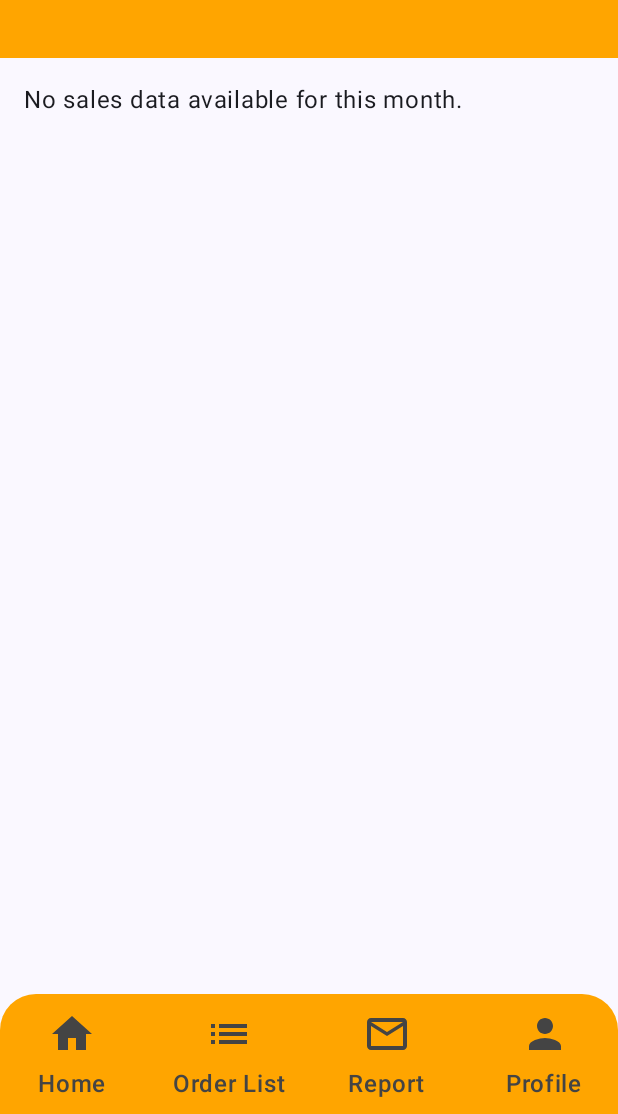
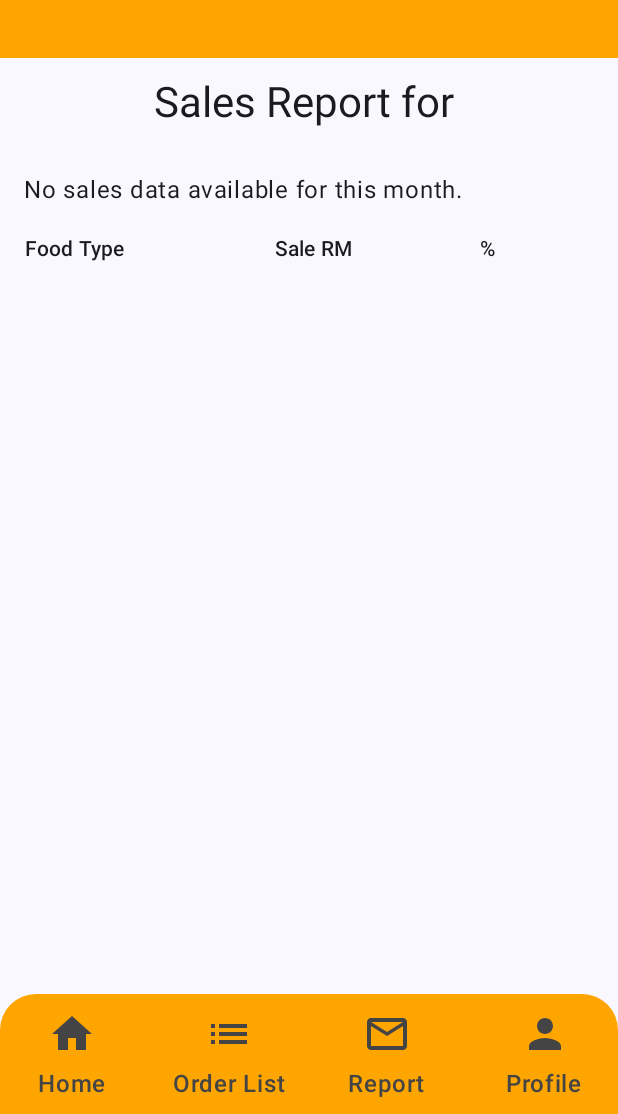
Before and after one commit to Hengjn08/UniCanteen, an Android app built with Jetpack Compose: the composable SaleMonthlyScreen called with empty values, on a phone screen of 412 x 824 dp, the part 122-1236 px from its top. Run offline under Robolectric (Android 15) with nearby library versions, the phone set to English and light mode, and no system bars; our stand-ins replace Room's generated code, livedata-compose; libraries missing offline, so code that uses them is left out: com.github.tehras.charts.

Commit message:
Merge branch 'databaseUpdate' of https://github.com/Hengjn08/UniCanteen
# Conflicts:
#	app/src/main/java/com/example/unicanteen/database/AppDatabase.kt
#	app/src/main/java/com/example/unicanteen/database/OrderDao.kt
#	app/src/main/java/com/example/unicanteen/database/OrderListDao.kt
#	app/src/main/java/com/example/unicanteen/database/PaymentDao.kt
#	app/src/main/java/com/example/unicanteen/database/PaymentDetailsDao.kt

```diff
--- a/app/src/main/java/com/example/unicanteen/Pierre/SaleMonthlyScreen.kt
+++ b/app/src/main/java/com/example/unicanteen/Pierre/SaleMonthlyScreen.kt
@@ -3,11 +3,9 @@ package com.example.unicanteen.Pierre
 import androidx.compose.foundation.background
 import androidx.compose.foundation.layout.*
 import androidx.compose.foundation.shape.RoundedCornerShape
-import androidx.compose.material3.DropdownMenu
 import androidx.compose.material3.MaterialTheme
 import androidx.compose.material3.Scaffold
 import androidx.compose.material3.Text
-import androidx.compose.material3.TextField
 import androidx.compose.runtime.Composable
 import androidx.compose.ui.Modifier
 import androidx.compose.ui.unit.dp
@@ -19,7 +17,6 @@ import com.example.unicanteen.UniCanteenTopBar
 import com.example.unicanteen.ui.theme.UniCanteenTheme
 import androidx.compose.runtime.livedata.observeAsState
 import androidx.compose.runtime.getValue
-import androidx.compose.runtime.mutableStateOf
 import androidx.lifecycle.viewmodel.compose.viewModel
 import com.example.unicanteen.database.OrderListDao
 import com.github.tehras.charts.piechart.PieChart
@@ -30,12 +27,7 @@ import com.example.unicanteen.navigation.NavigationDestination
 import com.github.tehras.charts.piechart.animation.simpleChartAnimation
 import com.github.tehras.charts.piechart.renderer.SimpleSliceDrawer
 import kotlin.random.Random
-import androidx.compose.material.icons.Icons
-import androidx.compose.material.icons.filled.ArrowDropDown
-import androidx.compose.material3.DropdownMenuItem
-import androidx.compose.material3.Icon
-import androidx.compose.material3.IconButton
-import androidx.compose.runtime.*
+import androidx.compose.ui.Alignment
 
 
 object reportSaleCheck : NavigationDestination {
@@ -74,13 +66,31 @@ fun SaleMonthlyScreen(
                 .padding(innerPadding)
                 .fillMaxSize()
         ) {
+            // Title: Sales Report <<Month>>
+            Text(
+                text = "Sales Report for $month",  // Display dynamic month in title
+                style = MaterialTheme.typography.headlineMedium,
+                modifier = Modifier
+                    .padding(12.dp)
+                    .align(Alignment.CenterHorizontally)
+            )
             // Display the pie chart if there are sales data
             if (salesData.isNotEmpty()) {
                 MonthlySalesPieChart(salesData = salesData)
             } else {
                 Text("No sales data available for this month.", modifier = Modifier.padding(16.dp))
             }
-
+            // Label row for Food Type and Sale RM
+            Row(
+                modifier = Modifier
+                    .fillMaxWidth()
+                    .padding(1.dp),
+                horizontalArrangement = Arrangement.SpaceBetween
+            ) {
+                Text(text = "Food Type", style = MaterialTheme.typography.labelLarge, modifier = Modifier.weight(2f) .padding(start = 15.dp) )
+                Text(text = "Sale RM", style = MaterialTheme.typography.labelLarge, modifier = Modifier.weight(1.5f))
+                Text(text = "%", style = MaterialTheme.typography.labelLarge, modifier = Modifier.weight(1f))
+            }
             // Display the list of sales data below the pie chart
             MonthlySalesList(salesData = salesData)
         }
@@ -93,10 +103,11 @@ fun MonthlySalesList(salesData: List<OrderListDao.FoodTypeSalesData>) {
             .fillMaxWidth()
             .padding(11.dp)
     ) {
-        salesData.forEachIndexed { index, data ->
+        salesData.forEach { data ->
             SalesItemRow(
                 foodType = data.foodType,
                 totalQuantity = data.totalQuantity,
+                percentage = data.percentage,
                 color = getColorForItem(data.foodType) // Get color for each item
             )
         }
@@ -104,7 +115,7 @@ fun MonthlySalesList(salesData: List<OrderListDao.FoodTypeSalesData>) {
 }
 
 @Composable
-fun SalesItemRow(foodType: String, totalQuantity: Int, color: Color) {
+fun SalesItemRow(foodType: String, totalQuantity: Int, color: Color, percentage: Double) {
     Row(
         modifier = Modifier
             .fillMaxWidth()
@@ -113,8 +124,9 @@ fun SalesItemRow(foodType: String, totalQuantity: Int, color: Color) {
             .padding(11.dp), // Inner padding
         horizontalArrangement = Arrangement.SpaceBetween
     ) {
-        Text(text = foodType, style = MaterialTheme.typography.bodyMedium, color = Color.White)
-        Text(text = totalQuantity.toString(), style = MaterialTheme.typography.bodyMedium, color = Color.White)
+        Text(text = foodType, style = MaterialTheme.typography.bodyMedium, color = Color.White, modifier = Modifier.weight(2f) )
+        Text(text =  String.format("%.2f", totalQuantity.toDouble()), style = MaterialTheme.typography.bodyMedium, color = Color.White, modifier = Modifier.weight(1.5f) )
+        Text(text = String.format("%.2f", percentage), style = MaterialTheme.typography.bodyMedium, color = Color.White, modifier = Modifier.weight(1f) )
     }
 }
 
--- a/app/src/main/java/com/example/unicanteen/database/OrderListDao.kt
+++ b/app/src/main/java/com/example/unicanteen/database/OrderListDao.kt
@@ -107,7 +107,16 @@ interface OrderListDao {
     )
 
     @Query("""
-    SELECT f.type AS foodType, strftime('%Y-%m', o.createDate) AS month, SUM(o.totalPrice) AS totalQuantity
+    WITH TotalSales AS (
+        SELECT SUM(o.totalPrice) AS totalSales
+        FROM orderList o
+        WHERE strftime('%Y-%m', o.createDate) = :month
+        AND o.sellerId = :sellerId
+    )
+    SELECT f.type AS foodType,
+           strftime('%Y-%m', o.createDate) AS month,
+           SUM(o.totalPrice) AS totalQuantity,
+           (SUM(o.totalPrice) * 100.0 / (SELECT totalSales FROM TotalSales)) AS percentage
     FROM orderList o
     JOIN foodList f ON o.foodId = f.foodId
     WHERE strftime('%Y-%m', o.createDate) = :month
@@ -116,10 +125,12 @@ interface OrderListDao {
     ORDER BY month
 """)
     fun getMonthlySalesByFoodType(month: String, sellerId: Int): LiveData<List<FoodTypeSalesData>>
+
     data class FoodTypeSalesData(
         val foodType: String,
         val month: String,
-        val totalQuantity: Int
+        val totalQuantity: Int,
+        val percentage: Double  // New field for percentage
     )
 
 
```
